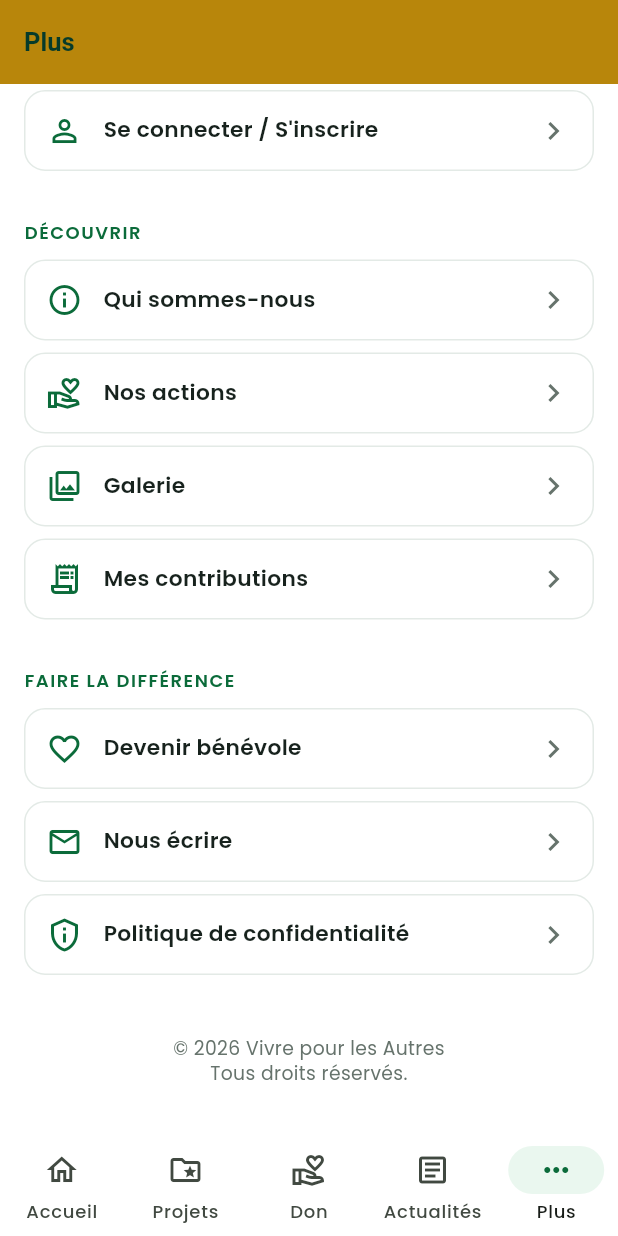
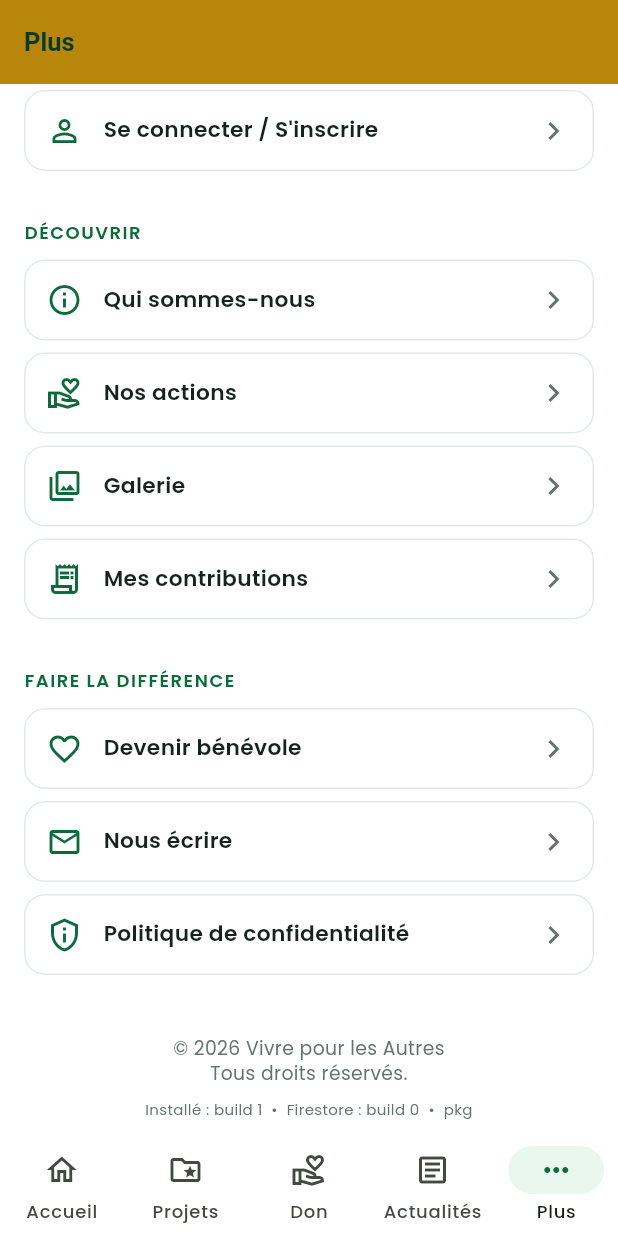
Before and after one commit to mamykalume58-sketch/semences-despoir-app, a Flutter app: the screen it shows after launch, item 5 of the bottom bar chosen, scrolled down 180 dp, on a phone screen of 412 x 824 dp. Run offline on Flutter 3.47's test engine with Material 3 defaults, Android fonts, the phone set to English and light mode, and no system bars; our stand-ins replace cloud_firestore, firebase_auth, firebase_core, google_fonts, google_sign_in, image_picker and 4 more; accounts and stored records are empty.

Commit message:
debug: afficher temporairement les numéros de build (diagnostic mise à jour)

```diff
--- a/lib/screens/more_screen.dart
+++ b/lib/screens/more_screen.dart
@@ -11,6 +11,8 @@ import '../widgets/delete_account_tile.dart';
 import 'package:firebase_auth/firebase_auth.dart';
 import '../services/auth_service.dart';
 import '../services/member_service.dart';
+import 'package:package_info_plus/package_info_plus.dart';
+import 'package:cloud_firestore/cloud_firestore.dart';
 
 /// Onglet « Plus » : menu des pages secondaires + toutes les données de l'ancien footer
 /// (marque/slogan, coordonnées, réseaux sociaux, copyright).
@@ -69,8 +71,45 @@ class MoreScreen extends StatelessWidget {
               style: AppText.small,
             ),
           ),
+          const Gap(8),
+          const Center(child: _DiagVersionInfo()),
         ],
       ),
+    );
+  }
+}
+
+/// TEMPORAIRE — à retirer une fois le diagnostic de mise à jour terminé.
+/// Affiche côte à côte le build installé et celui publié dans Firestore.
+class _DiagVersionInfo extends StatelessWidget {
+  const _DiagVersionInfo();
+
+  Future<String> _load() async {
+    final info = await PackageInfo.fromPlatform();
+    String firestoreCode = '?';
+    try {
+      final doc = await FirebaseFirestore.instance
+          .collection('app_versions')
+          .doc(info.packageName)
+          .get();
+      firestoreCode = doc.data()?['latestVersionCode']?.toString() ?? 'absent';
+    } catch (e) {
+      firestoreCode = 'erreur';
+    }
+    return 'Installé : build ${info.buildNumber}  •  Firestore : build $firestoreCode  •  pkg ${info.packageName}';
+  }
+
+  @override
+  Widget build(BuildContext context) {
+    return FutureBuilder<String>(
+      future: _load(),
+      builder: (context, snap) {
+        return Text(
+          snap.data ?? 'Vérification...',
+          textAlign: TextAlign.center,
+          style: const TextStyle(fontSize: 10, color: AppColors.texteSecondaire),
+        );
+      },
     );
   }
 }
```
